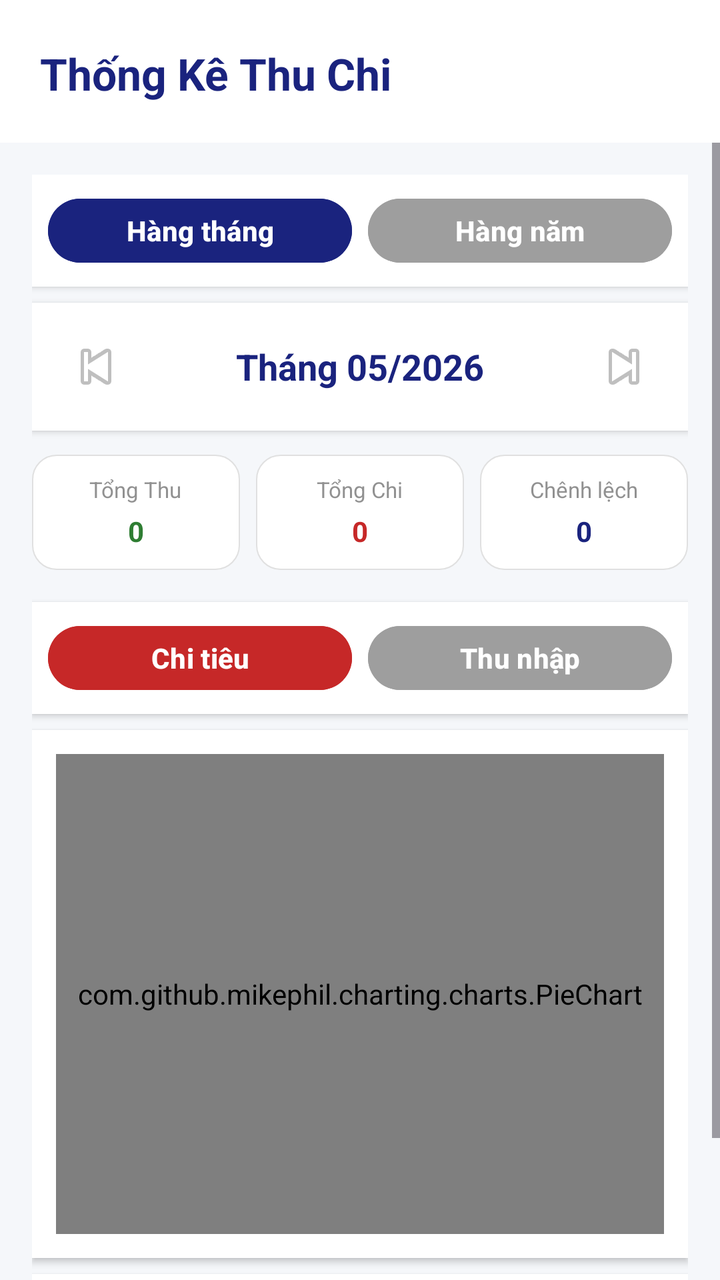
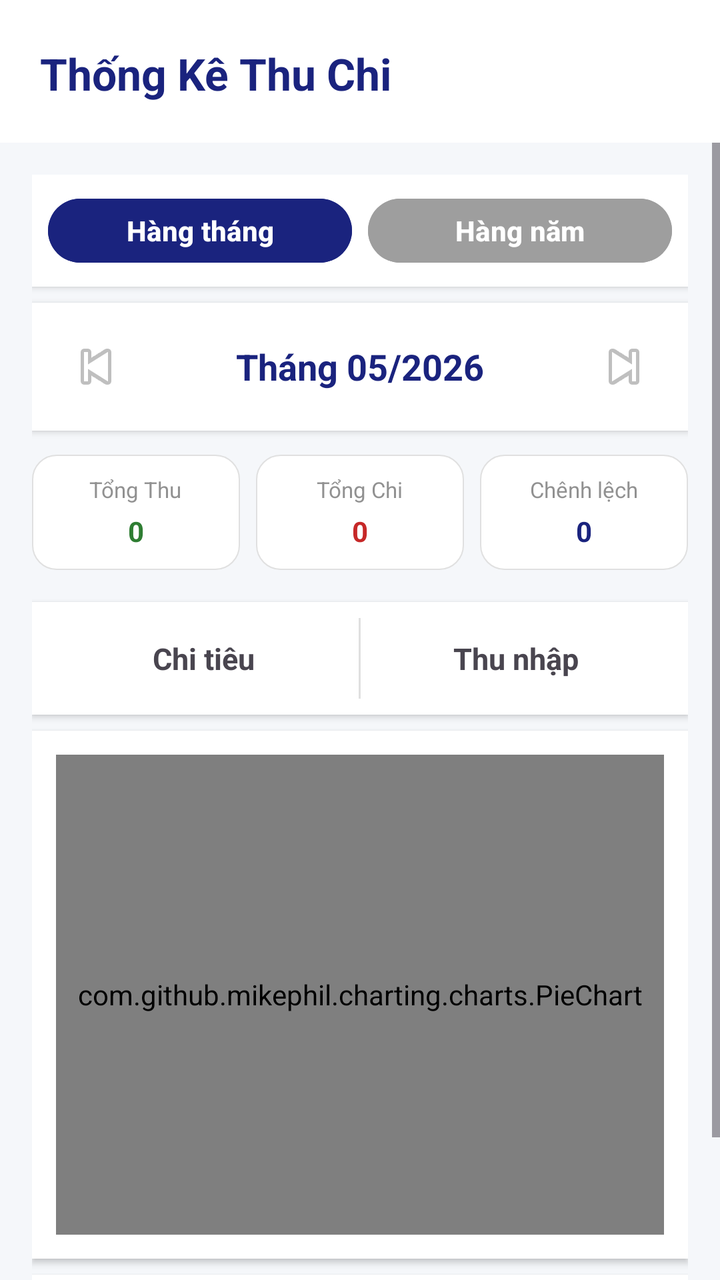

Compare the two renders of this Android layout. The source of the first and the diff that turns it into the second are given below.
<!-- AndroidManifest.xml: application theme Theme.QuanLyChiTieu -->
<!-- res/layout/fragment_report.xml -->
<?xml version="1.0" encoding="utf-8"?>
<LinearLayout xmlns:android="http://schemas.android.com/apk/res/android"
    android:layout_width="match_parent"
    android:layout_height="match_parent"
    android:background="#F5F7FA"
    android:orientation="vertical">

    <LinearLayout
        android:layout_width="match_parent"
        android:layout_height="wrap_content"
        android:background="@android:color/white"
        android:orientation="vertical"
        android:padding="20dp">

        <TextView
            android:layout_width="wrap_content"
            android:layout_height="wrap_content"
            android:layout_marginTop="2dp"
            android:text="Thống Kê Thu Chi"
            android:textColor="#1A237E"
            android:textSize="22sp"
            android:textStyle="bold" />
    </LinearLayout>

    <ScrollView
        android:layout_width="match_parent"
        android:layout_height="wrap_content">

        <LinearLayout
            android:layout_width="match_parent"
            android:layout_height="wrap_content"
            android:orientation="vertical"
            android:padding="16dp">

            <LinearLayout
                android:layout_width="match_parent"
                android:layout_height="wrap_content"
                android:background="@android:color/white"
                android:gravity="center"
                android:orientation="horizontal"
                android:padding="8dp"
                android:layout_marginBottom="8dp"
                android:elevation="2dp">

                <Button
                    android:id="@+id/btnMonthlyTab"
                    android:layout_width="0dp"
                    android:layout_height="40dp"
                    android:layout_weight="1"
                    android:layout_marginEnd="4dp"
                    android:backgroundTint="#1A237E"
                    android:text="Hàng tháng"
                    android:textSize="14sp"
                    android:textStyle="bold" />

                <Button
                    android:id="@+id/btnYearlyTab"
                    android:layout_width="0dp"
                    android:layout_height="40dp"
                    android:layout_weight="1"
                    android:layout_marginStart="4dp"
                    android:backgroundTint="#9E9E9E"
                    android:text="Hàng năm"
                    android:textSize="14sp"
                    android:textStyle="bold" />

            </LinearLayout>

            <LinearLayout
                android:id="@+id/layoutDateSelector"
                android:layout_width="match_parent"
                android:layout_height="wrap_content"
                android:background="@android:color/white"
                android:gravity="center"
                android:orientation="horizontal"
                android:padding="12dp"
                android:layout_marginBottom="12dp"
                android:elevation="2dp">

                <ImageButton
                    android:id="@+id/btnPrevPeriod"
                    android:layout_width="40dp"
                    android:layout_height="40dp"
                    android:background="?attr/selectableItemBackgroundBorderless"
                    android:contentDescription="Kỳ trước"
                    android:scaleType="center"
                    android:src="@android:drawable/ic_media_previous" />

                <TextView
                    android:id="@+id/tvPeriodDisplay"
                    android:layout_width="0dp"
                    android:layout_height="wrap_content"
                    android:layout_weight="1"
                    android:clickable="true"
                    android:focusable="true"
                    android:gravity="center"
                    android:text="Tháng 05/2026"
                    android:textColor="#1A237E"
                    android:textSize="18sp"
                    android:textStyle="bold" />

                <ImageButton
                    android:id="@+id/btnNextPeriod"
                    android:layout_width="40dp"
                    android:layout_height="40dp"
                    android:background="?attr/selectableItemBackgroundBorderless"
                    android:contentDescription="Kỳ sau"
                    android:scaleType="center"
                    android:src="@android:drawable/ic_media_next" />

            </LinearLayout>

            <LinearLayout
                android:layout_width="match_parent"
                android:layout_height="wrap_content"
                android:orientation="horizontal"
                android:weightSum="3"
                android:layout_marginBottom="16dp">

                <LinearLayout
                    android:id="@+id/cardSummaryIncome"
                    android:layout_width="0dp"
                    android:layout_height="match_parent"
                    android:layout_weight="1"
                    android:layout_marginEnd="4dp"
                    android:background="@drawable/card_summary_income"
                    android:gravity="center"
                    android:orientation="vertical"
                    android:padding="10dp">

                    <TextView
                        android:layout_width="wrap_content"
                        android:layout_height="wrap_content"
                        android:alpha="0.8"
                        android:text="Tổng Thu"
                        android:textColor="#757575"
                        android:textSize="11sp" />

                    <TextView
                        android:id="@+id/tvTotalIncome"
                        android:layout_width="wrap_content"
                        android:layout_height="wrap_content"
                        android:layout_marginTop="4dp"
                        android:maxLines="1"
                        android:text="0"
                        android:textColor="#2E7D32"
                        android:textSize="14sp"
                        android:textStyle="bold" />
                </LinearLayout>

                <LinearLayout
                    android:id="@+id/cardSummaryExpense"
                    android:layout_width="0dp"
                    android:layout_height="match_parent"
                    android:layout_weight="1"
                    android:layout_marginHorizontal="4dp"
                    android:background="@drawable/card_summary_expense"
                    android:gravity="center"
                    android:orientation="vertical"
                    android:padding="10dp">

                    <TextView
                        android:layout_width="wrap_content"
                        android:layout_height="wrap_content"
                        android:alpha="0.8"
                        android:text="Tổng Chi"
                        android:textColor="#757575"
                        android:textSize="11sp" />

                    <TextView
                        android:id="@+id/tvTotalExpense"
                        android:layout_width="wrap_content"
                        android:layout_height="wrap_content"
                        android:layout_marginTop="4dp"
                        android:maxLines="1"
                        android:text="0"
                        android:textColor="#C62828"
                        android:textSize="14sp"
                        android:textStyle="bold" />
                </LinearLayout>

                <LinearLayout
                    android:id="@+id/cardSummaryBalance"
                    android:layout_width="0dp"
                    android:layout_height="match_parent"
                    android:layout_weight="1"
                    android:layout_marginStart="4dp"
                    android:background="@drawable/card_summary_balance"
                    android:gravity="center"
                    android:orientation="vertical"
                    android:padding="10dp">

                    <TextView
                        android:layout_width="wrap_content"
                        android:layout_height="wrap_content"
                        android:alpha="0.8"
                        android:text="Chênh lệch"
                        android:textColor="#757575"
                        android:textSize="11sp" />

                    <TextView
                        android:id="@+id/tvNetBalance"
                        android:layout_width="wrap_content"
                        android:layout_height="wrap_content"
                        android:layout_marginTop="4dp"
                        android:maxLines="1"
                        android:text="0"
                        android:textColor="#1A237E"
                        android:textSize="14sp"
                        android:textStyle="bold" />
                </LinearLayout>

            </LinearLayout>

            <LinearLayout
                android:layout_width="match_parent"
                android:layout_height="wrap_content"
                android:background="@android:color/white"
                android:gravity="center"
                android:orientation="horizontal"
                android:padding="8dp"
                android:layout_marginBottom="8dp"
                android:elevation="2dp">

                <Button
                    android:id="@+id/btnChartExpense"
                    android:layout_width="0dp"
                    android:layout_height="40dp"
                    android:layout_weight="1"
                    android:layout_marginEnd="4dp"
                    android:backgroundTint="#C62828"
                    android:text="Chi tiêu"
                    android:textSize="14sp"
                    android:textStyle="bold" />

                <Button
                    android:id="@+id/btnChartIncome"
                    android:layout_width="0dp"
                    android:layout_height="40dp"
                    android:layout_weight="1"
                    android:layout_marginStart="4dp"
                    android:backgroundTint="#9E9E9E"
                    android:text="Thu nhập"
                    android:textSize="14sp"
                    android:textStyle="bold" />

            </LinearLayout>

            <LinearLayout
                android:layout_width="match_parent"
                android:layout_height="wrap_content"
                android:background="@android:color/white"
                android:orientation="vertical"
                android:padding="12dp"
                android:layout_marginBottom="8dp"
                android:elevation="2dp">

                <com.github.mikephil.charting.charts.PieChart
                    android:id="@+id/pieChartDetail"
                    android:layout_width="match_parent"
                    android:layout_height="240dp" />

            </LinearLayout>

            <LinearLayout
                android:layout_width="match_parent"
                android:layout_height="wrap_content"
                android:background="@android:color/white"
                android:orientation="vertical"
                android:padding="12dp"
                android:layout_marginBottom="16dp"
                android:elevation="2dp">

                <TextView
                    android:layout_width="wrap_content"
                    android:layout_height="wrap_content"
                    android:layout_marginBottom="8dp"
                    android:text="📊 DANH MỤC CHI TIẾT"
                    android:textColor="#1A237E"
                    android:textSize="15sp"
                    android:textStyle="bold" />

                <androidx.recyclerview.widget.RecyclerView
                    android:id="@+id/rvCategoryStats"
                    android:layout_width="match_parent"
                    android:layout_height="wrap_content"
                    android:nestedScrollingEnabled="false" />

            </LinearLayout>

        </LinearLayout>

    </ScrollView>

</LinearLayout>
<!-- resources referenced by this layout -->
<resources>
  <!-- drawable card_summary_balance (drawable) -->
  <?xml version="1.0" encoding="utf-8"?>
  <shape xmlns:android="http://schemas.android.com/apk/res/android"
      android:shape="rectangle">
      <solid android:color="#FFFFFF" />
      <stroke android:width="0.5dp" android:color="#E0E0E0" />
      <corners android:radius="12dp" />
  </shape>
  <!-- drawable card_summary_expense (drawable) -->
  <?xml version="1.0" encoding="utf-8"?>
  <shape xmlns:android="http://schemas.android.com/apk/res/android"
      android:shape="rectangle">
      <solid android:color="#FFFFFF" />
      <stroke android:width="0.5dp" android:color="#E0E0E0" />
      <corners android:radius="12dp" />
  </shape>
  <!-- drawable card_summary_income (drawable) -->
  <?xml version="1.0" encoding="utf-8"?>
  <shape xmlns:android="http://schemas.android.com/apk/res/android"
      android:shape="rectangle">
      <solid android:color="#FFFFFF" />
      <stroke android:width="0.5dp" android:color="#E0E0E0" />
      <corners android:radius="12dp" />
  </shape>
  <style name="Theme.QuanLyChiTieu" parent="Base.Theme.QuanLyChiTieu" />
  <style name="Base.Theme.QuanLyChiTieu" parent="Theme.Material3.DayNight.NoActionBar">
          
          
      </style>
</resources>

<!-- the commit's change to res/layout/fragment_report.xml (unified diff, before → after) -->
@@ -222,27 +222,38 @@
                 android:layout_marginBottom="8dp"
                 android:elevation="2dp">
 
-                <Button
+                <TextView
                     android:id="@+id/btnChartExpense"
                     android:layout_width="0dp"
-                    android:layout_height="40dp"
-                    android:layout_weight="1"
-                    android:layout_marginEnd="4dp"
-                    android:backgroundTint="#C62828"
+                    android:layout_height="wrap_content"
+                    android:layout_weight="1"
+                    android:gravity="center"
                     android:text="Chi tiêu"
-                    android:textSize="14sp"
-                    android:textStyle="bold" />
-
-                <Button
+                    android:textSize="15sp"
+                    android:textStyle="bold"
+                    android:paddingVertical="10dp"
+                    android:clickable="true"
+                    android:focusable="true"
+                    android:background="?attr/selectableItemBackground" />
+
+                <View
+                    android:layout_width="1dp"
+                    android:layout_height="match_parent"
+                    android:background="#E0E0E0" />
+
+                <TextView
                     android:id="@+id/btnChartIncome"
                     android:layout_width="0dp"
-                    android:layout_height="40dp"
-                    android:layout_weight="1"
-                    android:layout_marginStart="4dp"
-                    android:backgroundTint="#9E9E9E"
+                    android:layout_height="wrap_content"
+                    android:layout_weight="1"
+                    android:gravity="center"
                     android:text="Thu nhập"
-                    android:textSize="14sp"
-                    android:textStyle="bold" />
+                    android:textSize="15sp"
+                    android:textStyle="bold"
+                    android:paddingVertical="10dp"
+                    android:clickable="true"
+                    android:focusable="true"
+                    android:background="?attr/selectableItemBackground" />
 
             </LinearLayout>
 
